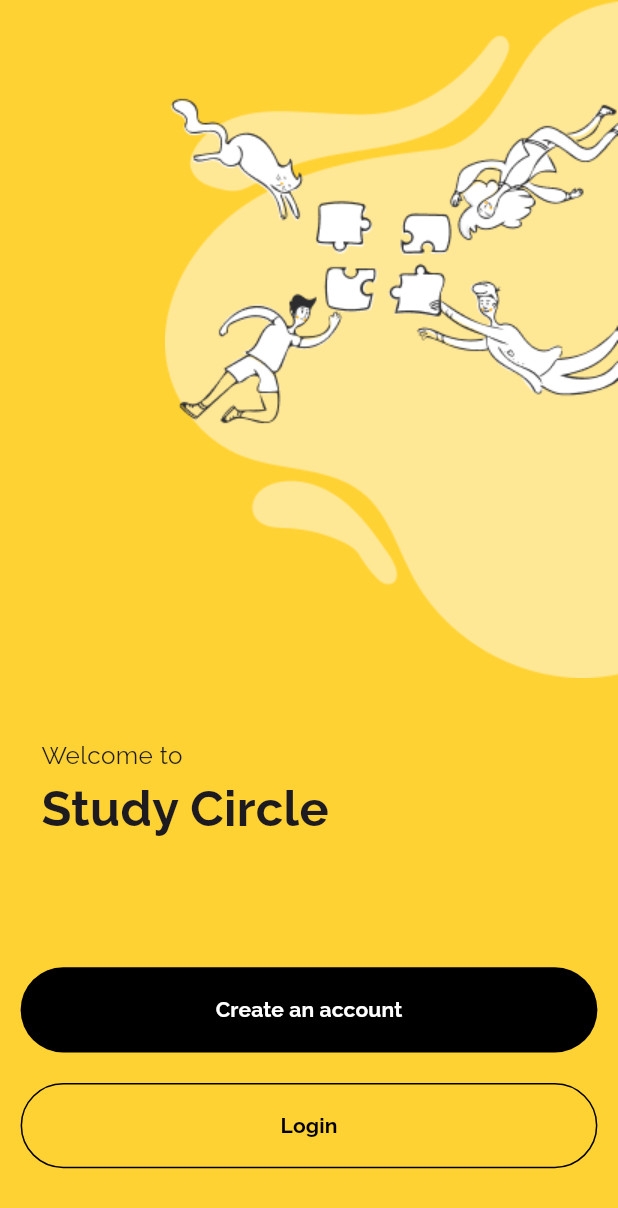
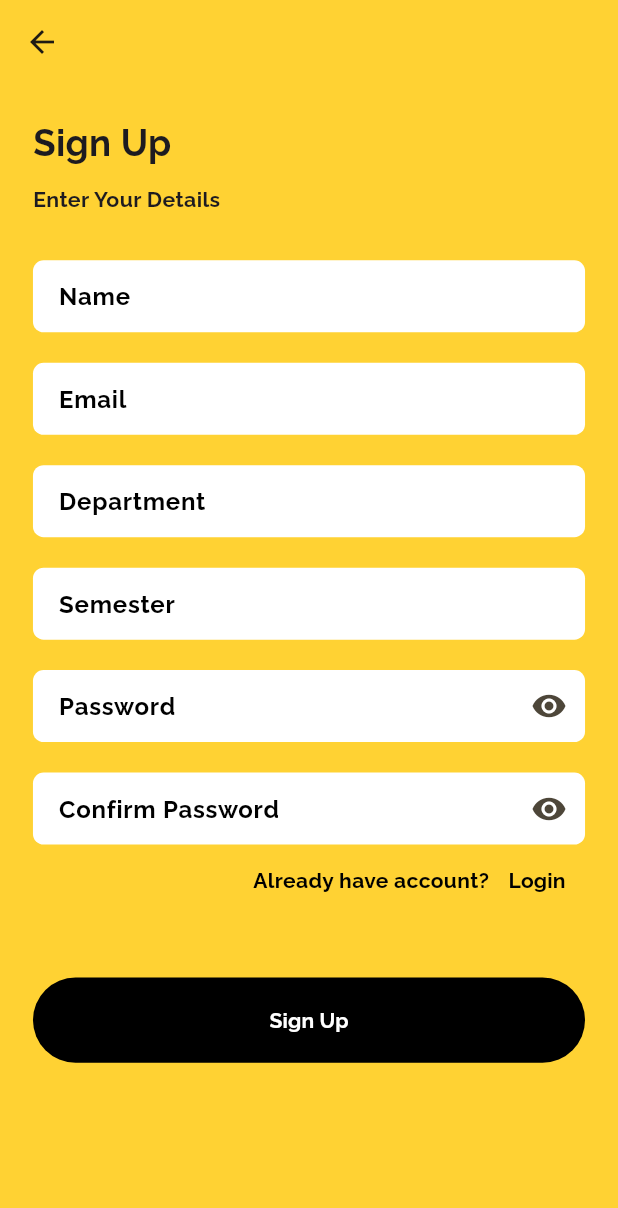
Before and after one commit to mun33b-exe/Study-Circle, a Flutter app: the screen it shows after launch, after a tap on "Create an account", on a phone screen of 412 x 824 dp. Shown: the top 1208 px of the screen. Run offline on Flutter 3.47's test engine with Material 3 defaults, Android fonts, the phone set to English and light mode, and no system bars; our stand-ins replace firebase_core, flutter_screenutil, google_fonts; accounts and stored records are empty.

Commit message:
Sign Up Screen

```diff
--- a/lib/main.dart
+++ b/lib/main.dart
@@ -4,6 +4,7 @@
 import 'package:google_fonts/google_fonts.dart';
 import 'package:study_circle/firebase_options.dart';
 import 'package:study_circle/screens/launcher.dart';
+import 'package:study_circle/screens/sign_up.dart';
 
 void main() async {
   WidgetsFlutterBinding.ensureInitialized();
@@ -28,7 +29,12 @@
           colorScheme: ColorScheme.fromSeed(seedColor: Colors.amber),
           textTheme: GoogleFonts.ralewayTextTheme(),
         ),
-        home: Launcher(),
+        routes: {
+          '/': (context)=>Launcher(),
+          '/login': (context)=>Launcher(),
+          '/signup': (context)=>SignUp(),
+
+        },
       ),
     );
   }
--- a/lib/screens/launcher.dart
+++ b/lib/screens/launcher.dart
@@ -55,7 +55,9 @@ class _LauncherState extends State<Launcher> {
                     borderRadius: BorderRadius.circular(40.r),
                   ),
                   child: TextButton(
-                    onPressed: () {},
+                    onPressed: () {
+                      Navigator.pushNamed(context, '/signup');
+                    },
                     child: Text(
                       "Create an account",
                       style: TextStyle(
@@ -77,7 +79,9 @@ class _LauncherState extends State<Launcher> {
                     borderRadius: BorderRadius.circular(40.r),
                   ),
                   child: TextButton(
-                    onPressed: () {},
+                    onPressed: () {
+                      Navigator.pushNamed(context, '/signup');
+                    },
                     child: Text(
                       "Login",
                       style: TextStyle(
--- /dev/null
+++ b/lib/screens/sign_up.dart
@@ -0,0 +1,287 @@
+import 'package:flutter/material.dart';
+import 'package:flutter_screenutil/flutter_screenutil.dart';
+import 'package:study_circle/constants/colors.dart';
+
+class SignUp extends StatefulWidget {
+  const SignUp({super.key});
+
+  @override
+  State<SignUp> createState() => _SignUpState();
+}
+
+class _SignUpState extends State<SignUp> {
+  @override
+  Widget build(BuildContext context) {
+    return Scaffold(
+      backgroundColor: AppColors().baseColor,
+      appBar: AppBar(backgroundColor: AppColors().baseColor),
+      body: SizedBox(
+        height: double.infinity,
+        width: double.infinity,
+        child: Padding(
+          padding: EdgeInsets.all(20.w),
+          child: SingleChildScrollView(
+            child: Column(
+              crossAxisAlignment: CrossAxisAlignment.start,
+              children: [
+                Text(
+                  "Sign Up",
+                  style: TextStyle(
+                    fontSize: 24.sp,
+                    fontWeight: FontWeight.bold,
+                  ),
+                ),
+                SizedBox(height: 10.h),
+                Text(
+                  "Enter Your Details",
+                  style: TextStyle(
+                    fontSize: 14.sp,
+                    fontWeight: FontWeight.bold,
+                  ),
+                ),
+                SizedBox(height: 30.h),
+                TextFormField(
+                  cursorColor: Colors.black,
+                  style: TextStyle(fontSize: 14.sp),
+                  keyboardType: TextInputType.text,
+                  decoration: InputDecoration(
+                    hintText: "Enter your name",
+                    labelText: "Name",
+                    labelStyle: TextStyle(
+                      color: Colors.black,
+                      fontWeight: FontWeight.bold,
+                    ),
+                    border: InputBorder.none,
+                    contentPadding: EdgeInsets.symmetric(
+                      horizontal: 12.w,
+                      vertical: 12.h,
+                    ),
+                    focusedBorder: OutlineInputBorder(
+                      borderRadius: BorderRadius.circular(7.r),
+                      borderSide: BorderSide(color: Colors.transparent),
+                    ),
+                    enabledBorder: OutlineInputBorder(
+                      borderRadius: BorderRadius.circular(7.r),
+                      borderSide: BorderSide(color: Colors.transparent),
+                    ),
+                    filled: true,
+                    fillColor: Colors.white,
+                    enabled: true,
+                  ),
+                ),
+                SizedBox(height: 20.h),
+                TextFormField(
+                  cursorColor: Colors.black,
+                  style: TextStyle(fontSize: 14.sp),
+                  keyboardType: TextInputType.text,
+                  decoration: InputDecoration(
+                    hintText: "Enter your email",
+                    labelText: "Email",
+                    labelStyle: TextStyle(
+                      color: Colors.black,
+                      fontWeight: FontWeight.bold,
+                    ),
+                    border: InputBorder.none,
+                    contentPadding: EdgeInsets.symmetric(
+                      horizontal: 12.w,
+                      vertical: 12.h,
+                    ),
+                    focusedBorder: OutlineInputBorder(
+                      borderRadius: BorderRadius.circular(7.r),
+                      borderSide: BorderSide(color: Colors.transparent),
+                    ),
+                    enabledBorder: OutlineInputBorder(
+                      borderRadius: BorderRadius.circular(7.r),
+                      borderSide: BorderSide(color: Colors.transparent),
+                    ),
+                    filled: true,
+                    fillColor: Colors.white,
+                    enabled: true,
+                  ),
+                ),
+                SizedBox(height: 20.h),
+                TextFormField(
+                  cursorColor: Colors.black,
+                  style: TextStyle(fontSize: 14.sp),
+                  keyboardType: TextInputType.text,
+                  decoration: InputDecoration(
+                    hintText: "Enter your department",
+                    labelText: "Department",
+                    labelStyle: TextStyle(
+                      color: Colors.black,
+                      fontWeight: FontWeight.bold,
+                    ),
+                    border: InputBorder.none,
+                    contentPadding: EdgeInsets.symmetric(
+                      horizontal: 12.w,
+                      vertical: 12.h,
+                    ),
+                    focusedBorder: OutlineInputBorder(
+                      borderRadius: BorderRadius.circular(7.r),
+                      borderSide: BorderSide(color: Colors.transparent),
+                    ),
+                    enabledBorder: OutlineInputBorder(
+                      borderRadius: BorderRadius.circular(7.r),
+                      borderSide: BorderSide(color: Colors.transparent),
+                    ),
+                    filled: true,
+                    fillColor: Colors.white,
+                    enabled: true,
+                  ),
+                ),
+                SizedBox(height: 20.h),
+                TextFormField(
+                  cursorColor: Colors.black,
+                  style: TextStyle(fontSize: 14.sp),
+                  keyboardType: TextInputType.text,
+                  decoration: InputDecoration(
+                    hintText: "Enter your semester",
+                    labelText: "Semester",
+                    labelStyle: TextStyle(
+                      color: Colors.black,
+                      fontWeight: FontWeight.bold,
+                    ),
+                    border: InputBorder.none,
+                    contentPadding: EdgeInsets.symmetric(
+                      horizontal: 12.w,
+                      vertical: 12.h,
+                    ),
+                    focusedBorder: OutlineInputBorder(
+                      borderRadius: BorderRadius.circular(7.r),
+                      borderSide: BorderSide(color: Colors.transparent),
+                    ),
+                    enabledBorder: OutlineInputBorder(
+                      borderRadius: BorderRadius.circular(7.r),
+                      borderSide: BorderSide(color: Colors.transparent),
+                    ),
+                    filled: true,
+                    fillColor: Colors.white,
+                    enabled: true,
+                  ),
+                ),
+                SizedBox(height: 20.h),
+                TextFormField(
+                  obscureText: true,
+                  cursorColor: Colors.black,
+                  style: TextStyle(fontSize: 14.sp),
+                  keyboardType: TextInputType.text,
+                  decoration: InputDecoration(
+                    suffixIcon: IconButton(
+                      onPressed: () {},
+                      icon: Icon(Icons.remove_red_eye),
+                    ),
+                    hintText: "Enter Password",
+                    labelText: "Password",
+                    labelStyle: TextStyle(
+                      color: Colors.black,
+                      fontWeight: FontWeight.bold,
+                    ),
+                    border: InputBorder.none,
+                    contentPadding: EdgeInsets.symmetric(
+                      horizontal: 12.w,
+                      vertical: 12.h,
+                    ),
+                    focusedBorder: OutlineInputBorder(
+                      borderRadius: BorderRadius.circular(7.r),
+                      borderSide: BorderSide(color: Colors.transparent),
+                    ),
+                    enabledBorder: OutlineInputBorder(
+                      borderRadius: BorderRadius.circular(7.r),
+                      borderSide: BorderSide(color: Colors.transparent),
+                    ),
+                    filled: true,
+                    fillColor: Colors.white,
+                    enabled: true,
+                  ),
+                ),
+                SizedBox(height: 20.h),
+                TextFormField(
+                  obscureText: true,
+                  cursorColor: Colors.black,
+                  style: TextStyle(fontSize: 14.sp),
+                  keyboardType: TextInputType.text,
+                  decoration: InputDecoration(
+                    suffixIcon: IconButton(
+                      onPressed: () {},
+                      icon: Icon(Icons.remove_red_eye),
+                    ),
+                    hintText: "Confirm Password",
+                    labelText: "Confirm Password",
+                    labelStyle: TextStyle(
+                      color: Colors.black,
+                      fontWeight: FontWeight.bold,
+                    ),
+                    border: InputBorder.none,
+                    contentPadding: EdgeInsets.symmetric(
+                      horizontal: 12.w,
+                      vertical: 12.h,
+                    ),
+                    focusedBorder: OutlineInputBorder(
+                      borderRadius: BorderRadius.circular(7.r),
+                      borderSide: BorderSide(color: Colors.transparent),
+                    ),
+                    enabledBorder: OutlineInputBorder(
+                      borderRadius: BorderRadius.circular(7.r),
+                      borderSide: BorderSide(color: Colors.transparent),
+                    ),
+                    filled: true,
+                    fillColor: Colors.white,
+                    enabled: true,
+                  ),
+                ),
+                Row(
+                  mainAxisAlignment: MainAxisAlignment.end,
+                  children: [
+                    Text(
+                      "Already have account?",
+                      style: TextStyle(
+                        color: Colors.black,
+                        fontWeight: FontWeight.bold,
+                      ),
+                    ),
+                    TextButton(
+                      onPressed: () {
+                        Navigator.pushNamed(context, '/signup');
+                      },
+                      child: Text(
+                        "Login",
+                        style: TextStyle(
+                          color: Colors.black,
+                          fontWeight: FontWeight.bold,
+                        ),
+                      ),
+                    ),
+                  ],
+                ),
+                SizedBox(height: 40.h),
+                Align(
+                  alignment: Alignment.center,
+                  child: Container(
+                    height: 56.h,
+                    width: 350.w,
+                    decoration: BoxDecoration(
+                      color: Colors.black,
+                      borderRadius: BorderRadius.circular(40.r),
+                    ),
+                    child: TextButton(
+                      onPressed: () {
+                        Navigator.pushNamed(context, '/signup');
+                      },
+                      child: Text(
+                        "Sign Up",
+                        style: TextStyle(
+                          color: Colors.white,
+                          fontWeight: FontWeight.bold,
+                        ),
+                      ),
+                    ),
+                  ),
+                ),
+              ],
+            ),
+          ),
+        ),
+      ),
+    );
+  }
+}
```
